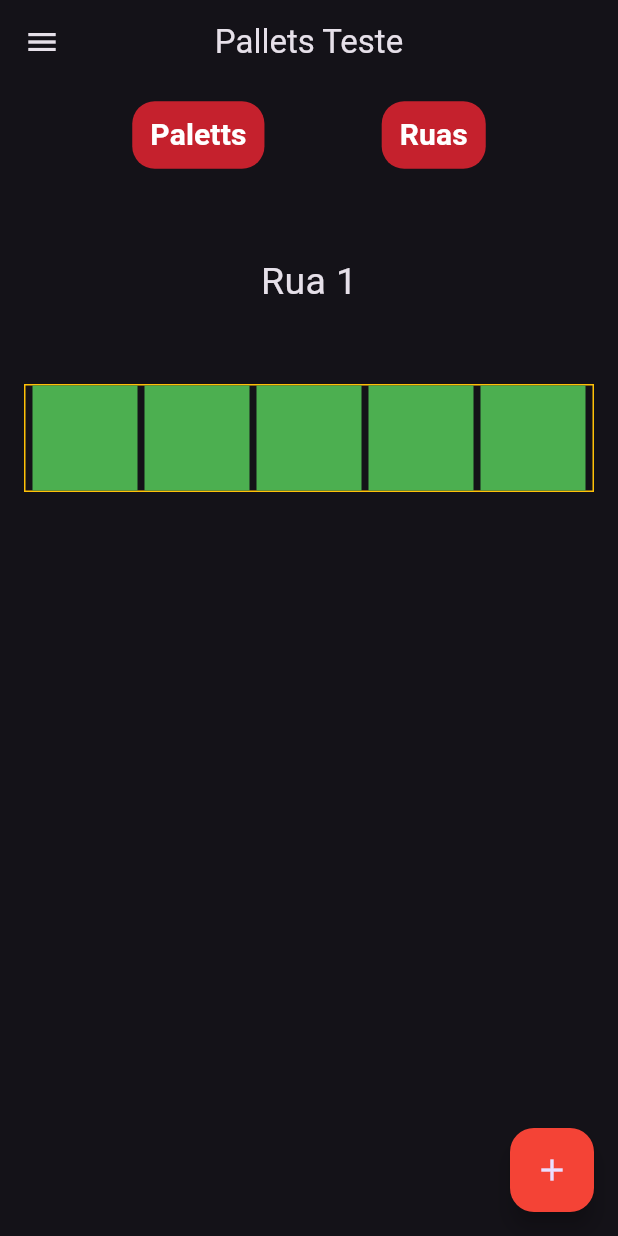
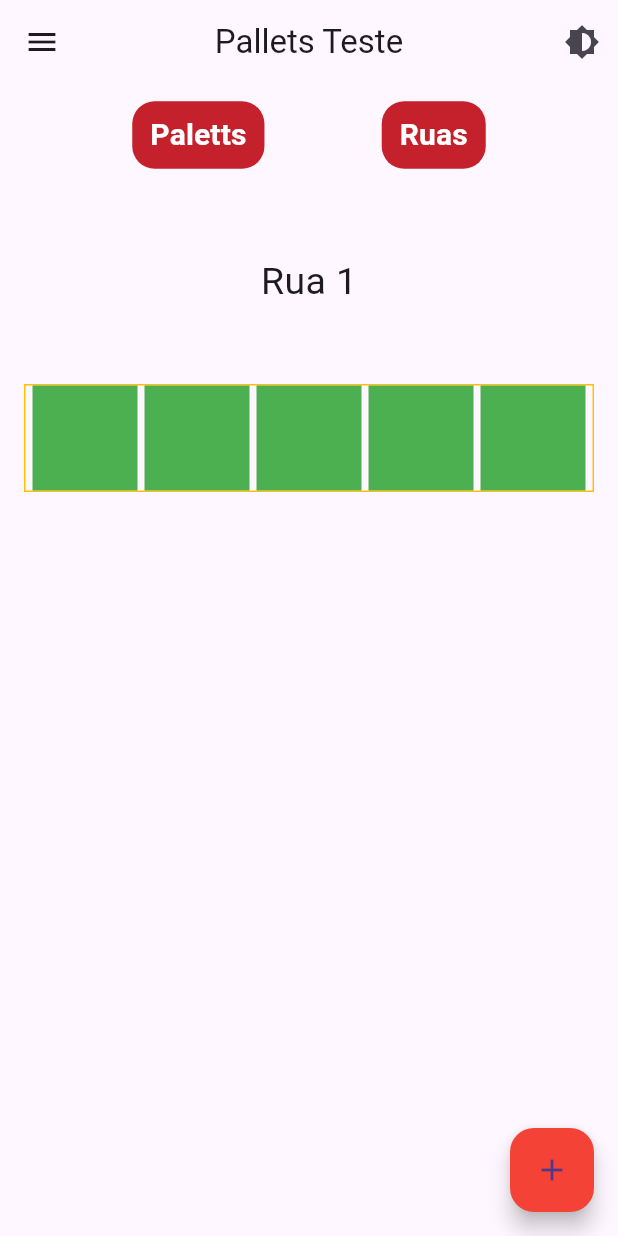
Before and after one commit to pablo-sa10/Pallet, a Flutter app: the screen it shows after launch, after a tap on "Ruas", on a phone screen of 412 x 824 dp. Run offline on Flutter 3.47's test engine with Material 3 defaults, Android fonts, the phone set to English and light mode, and no system bars; network calls fail.

Commit message:
depois de muita pesquisa consegui mudar o tema para dark ou light com um botao

```diff
--- a/pallets/lib/pages/Home.dart
+++ b/pallets/lib/pages/Home.dart
@@ -1,6 +1,8 @@
 import 'package:flutter/material.dart';
 import 'package:pallets/components/botoes.dart';
 import 'package:pallets/components/tipo.dart';
+import 'package:pallets/theme/theme_provider.dart';
+import 'package:provider/provider.dart';
 
 class Home extends StatefulWidget {
   const Home({super.key});
@@ -22,6 +24,11 @@ class _HomeState extends State<Home> {
   Widget build(BuildContext context) {
     return Scaffold(
       appBar: AppBar(
+        actions: [
+          IconButton(onPressed: (){
+            Provider.of<ThemeProvider>(context, listen: false).toggleTheme();
+          }, icon: Icon(Icons.brightness_6)),
+        ],
         title: const Text("Pallets Teste"),
         centerTitle: true,
       ),
--- a/pallets/lib/pages/main.dart
+++ b/pallets/lib/pages/main.dart
@@ -1,9 +1,12 @@
 import 'package:flutter/material.dart';
+import 'package:pallets/theme/theme_provider.dart';
+import 'package:provider/provider.dart';
 import 'Home.dart';
 import 'cadastro.dart';
 
 Future<void> main() async {
-  runApp(const MyApp());
+  runApp(ChangeNotifierProvider(
+      create: (context) => ThemeProvider(), child: const MyApp()));
 }
 
 class MyApp extends StatelessWidget {
@@ -12,10 +15,12 @@ class MyApp extends StatelessWidget {
   // This widget is the root of your application.
   @override
   Widget build(BuildContext context) {
+    return Consumer<ThemeProvider>(
+      builder: (context, themeProvider, child) {
         return MaterialApp(
           debugShowCheckedModeBanner: false,
           title: 'Pallets',
-      theme: ThemeData.dark(),
+          theme: themeProvider.isDarkTheme ? ThemeData.dark() : ThemeData.light(),
           initialRoute: '/',
           routes: {
             '/': (context) => const Home(),
@@ -23,4 +28,6 @@ class MyApp extends StatelessWidget {
           },
         );
       }
+    );
   }
+}
--- /dev/null
+++ b/pallets/lib/theme/theme_provider.dart
@@ -0,0 +1,12 @@
+import 'package:flutter/material.dart';
+
+class ThemeProvider extends ChangeNotifier{
+  bool _isDark = false;
+
+  bool get isDarkTheme => _isDark;
+
+  void toggleTheme(){
+    _isDark = !_isDark;
+    notifyListeners();
+  }
+}
--- a/pallets/pubspec.yaml
+++ b/pallets/pubspec.yaml
@@ -29,6 +29,7 @@ environment:
 # versions available, run `flutter pub outdated`.
 dependencies:
   http: ^0.13.3
+  provider: ^6.1.2
   flutter:
     sdk: flutter
 
@@ -40,6 +41,7 @@ dependencies:
 dev_dependencies:
   flutter_test:
     sdk: flutter
+
 
   # The "flutter_lints" package below contains a set of recommended lints to
   # encourage good coding practices. The lint set provided by the package is
```
Also changed, not shown: pallets/lib/theme/my_theme.dart (deleted), pallets/pubspec.lock. Lines whose indentation alone changed are shown as unchanged.
